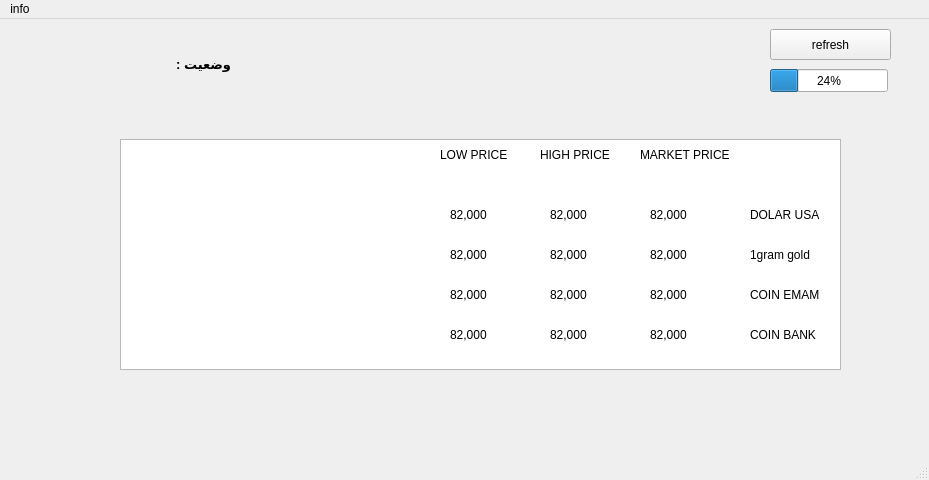
Old version of the form UI/main_window2.ui in the repository mehdisheyxi/chande.
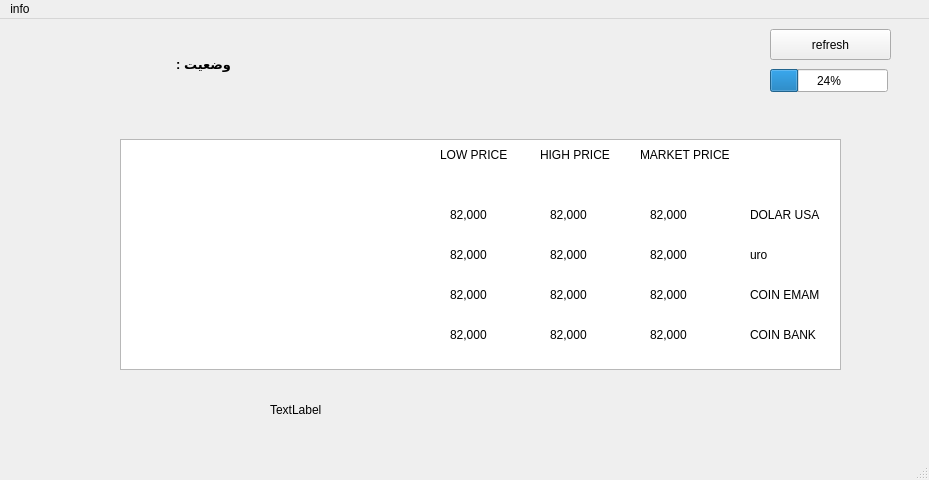
New version of the form.

Patch:
```diff
--- a/UI/main_window2.ui
+++ b/UI/main_window2.ui
@@ -115,7 +115,7 @@
      </rect>
     </property>
     <property name="text">
-     <string>1gram gold</string>
+     <string>uro</string>
     </property>
    </widget>
    <widget class="QLabel" name="label_6">
@@ -340,6 +340,19 @@
      <string/>
     </property>
    </widget>
+   <widget class="QLabel" name="label_22">
+    <property name="geometry">
+     <rect>
+      <x>270</x>
+      <y>370</y>
+      <width>571</width>
+      <height>41</height>
+     </rect>
+    </property>
+    <property name="text">
+     <string>TextLabel</string>
+    </property>
+   </widget>
   </widget>
   <widget class="QMenuBar" name="menubar">
    <property name="geometry">
```
